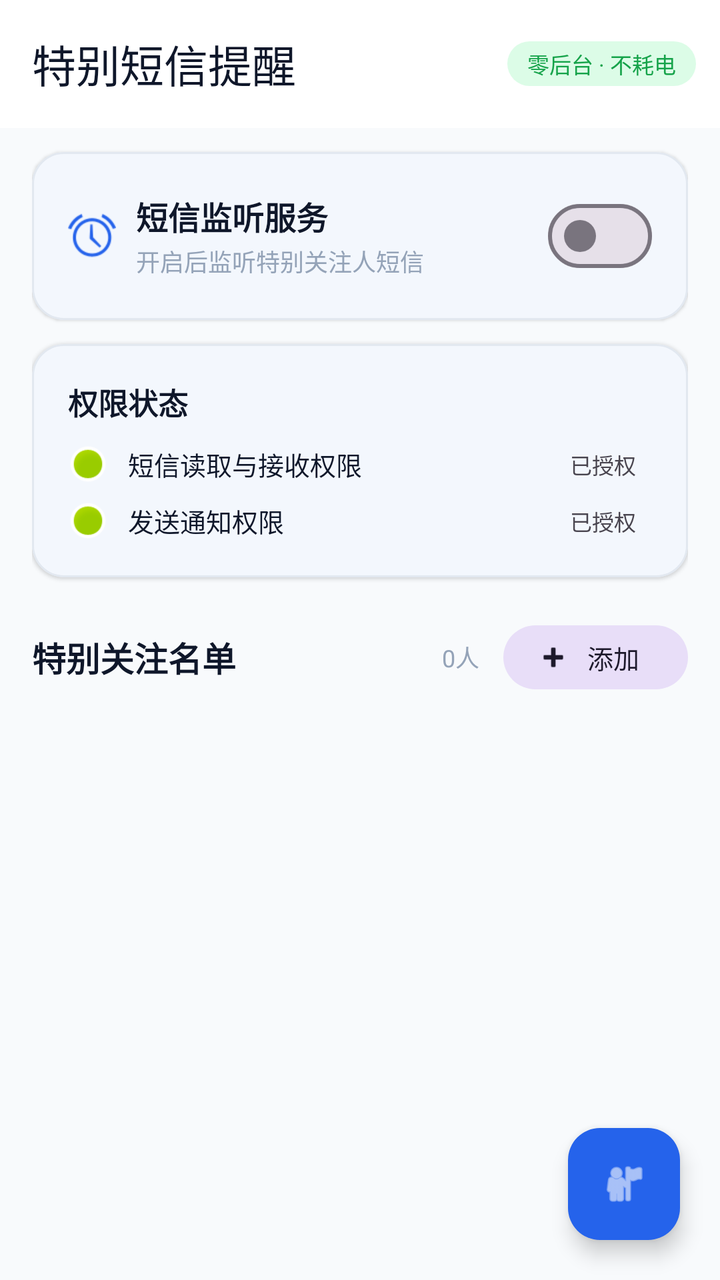
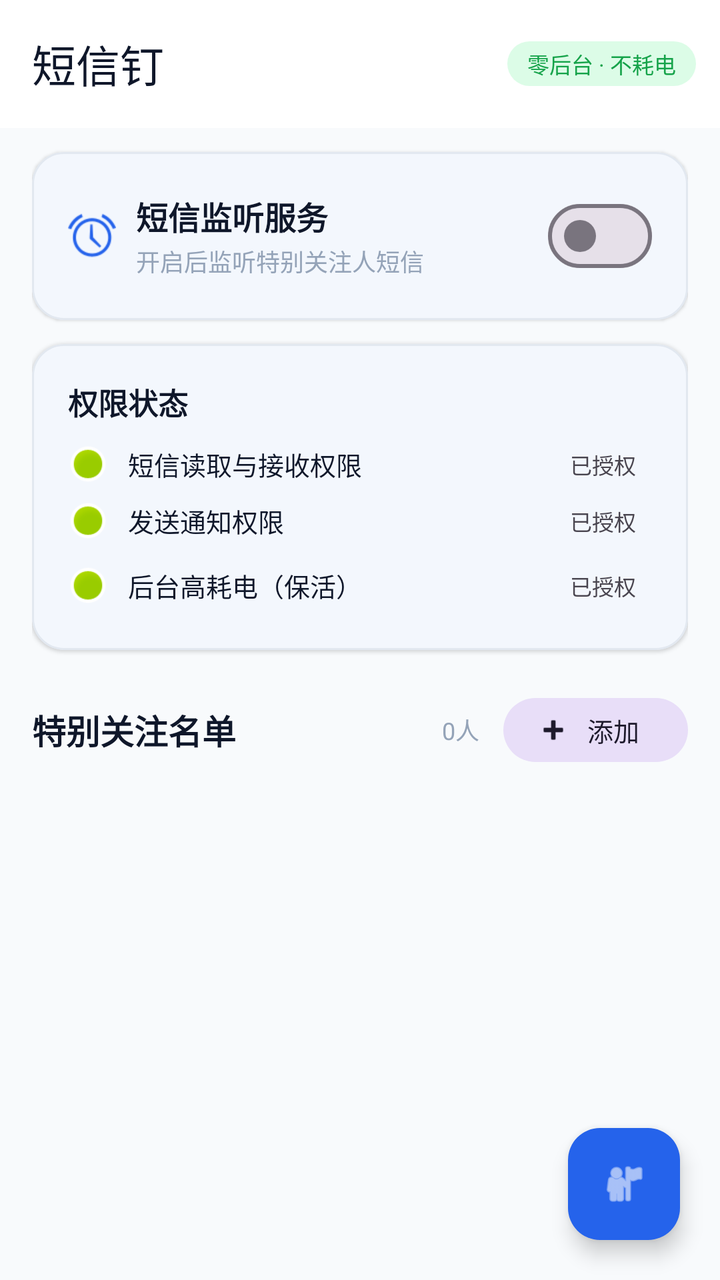

An Android layout rendered at two revisions. The XML below is the earlier revision; the diff shows what the commit changed to produce the second picture.
<!-- AndroidManifest.xml: application theme Theme.SmsAlertTool -->
<!-- res/layout/activity_main.xml -->
<?xml version="1.0" encoding="utf-8"?>
<androidx.coordinatorlayout.widget.CoordinatorLayout xmlns:android="http://schemas.android.com/apk/res/android"
    xmlns:app="http://schemas.android.com/apk/res-auto"
    xmlns:tools="http://schemas.android.com/tools"
    android:id="@+id/rootLayout"
    android:layout_width="match_parent"
    android:layout_height="match_parent"
    android:background="@color/bg_light"
    android:fitsSystemWindows="true">

    <com.google.android.material.appbar.AppBarLayout
        android:layout_width="match_parent"
        android:layout_height="wrap_content"
        android:fitsSystemWindows="true"
        app:elevation="0dp">

        <com.google.android.material.appbar.MaterialToolbar
            android:id="@+id/toolbar"
            android:layout_width="match_parent"
            android:layout_height="?attr/actionBarSize"
            android:paddingHorizontal="8dp"
            app:title="特别短信提醒"
            app:titleTextAppearance="@style/TextAppearance.Material3.TitleLarge"
            app:titleTextColor="@color/text_main">

            <TextView
                android:layout_width="wrap_content"
                android:layout_height="wrap_content"
                android:layout_gravity="end"
                android:text="零后台 · 不耗电"
                android:textSize="11sp"
                android:textColor="@color/success"
                android:background="@drawable/bg_chip_success"
                android:paddingHorizontal="10dp"
                android:paddingVertical="3dp"
                android:layout_marginEnd="4dp" />

        </com.google.android.material.appbar.MaterialToolbar>
    </com.google.android.material.appbar.AppBarLayout>

    <androidx.core.widget.NestedScrollView
        android:layout_width="match_parent"
        android:layout_height="match_parent"
        android:clipToPadding="false"
        android:paddingBottom="16dp"
        app:layout_behavior="@string/appbar_scrolling_view_behavior">

        <LinearLayout
            android:layout_width="match_parent"
            android:layout_height="wrap_content"
            android:orientation="vertical"
            android:paddingHorizontal="16dp">

            
            <com.google.android.material.card.MaterialCardView
                android:id="@+id/cardStatus"
                android:layout_width="match_parent"
                android:layout_height="wrap_content"
                android:layout_marginTop="12dp"
                app:cardCornerRadius="16dp"
                app:cardElevation="1dp"
                app:strokeWidth="1dp"
                app:strokeColor="@color/divider">

                <LinearLayout
                    android:layout_width="match_parent"
                    android:layout_height="wrap_content"
                    android:orientation="vertical"
                    android:padding="18dp">

                    
                    <LinearLayout
                        android:layout_width="match_parent"
                        android:layout_height="wrap_content"
                        android:orientation="horizontal"
                        android:gravity="center_vertical">

                        <ImageView
                            android:layout_width="24dp"
                            android:layout_height="24dp"
                            android:src="@android:drawable/ic_lock_idle_alarm"
                            app:tint="@color/primary"
                            android:layout_marginEnd="10dp" />

                        <LinearLayout
                            android:layout_width="0dp"
                            android:layout_height="wrap_content"
                            android:layout_weight="1"
                            android:orientation="vertical">

                            <TextView
                                android:id="@+id/tvStatusLabel"
                                android:layout_width="wrap_content"
                                android:layout_height="wrap_content"
                                android:text="短信监听服务"
                                android:textSize="16sp"
                                android:textStyle="bold"
                                android:textColor="@color/text_main" />

                            <TextView
                                android:id="@+id/tvStatusDesc"
                                android:layout_width="wrap_content"
                                android:layout_height="wrap_content"
                                android:text="开启后监听特别关注人短信"
                                android:textSize="12sp"
                                android:textColor="@color/text_muted"
                                android:layout_marginTop="2dp" />

                        </LinearLayout>

                        <com.google.android.material.materialswitch.MaterialSwitch
                            android:id="@+id/switchListener"
                            android:layout_width="wrap_content"
                            android:layout_height="wrap_content" />
                    </LinearLayout>

                    
                    <LinearLayout
                        android:id="@+id/layoutSubSwitches"
                        android:layout_width="match_parent"
                        android:layout_height="wrap_content"
                        android:orientation="vertical"
                        android:visibility="gone"
                        android:layout_marginTop="14dp"
                        android:padding="12dp"
                        android:background="@drawable/bg_sub_switch_container">

                        <LinearLayout
                            android:layout_width="match_parent"
                            android:layout_height="wrap_content"
                            android:orientation="horizontal"
                            android:gravity="center_vertical">

                            <ImageView
                                android:layout_width="18dp"
                                android:layout_height="18dp"
                                android:src="@android:drawable/ic_popup_reminder"
                                app:tint="@color/primary"
                                android:layout_marginEnd="8dp" />

                            <TextView
                                android:layout_width="0dp"
                                android:layout_height="wrap_content"
                                android:layout_weight="1"
                                android:text="即时广播提醒"
                                android:textSize="14sp"
                                android:textColor="@color/text_main" />

                            <TextView
                                android:layout_width="wrap_content"
                                android:layout_height="wrap_content"
                                android:text="实时"
                                android:textSize="10sp"
                                android:textColor="@color/primary"
                                android:background="@color/primary_container"
                                android:paddingHorizontal="6dp"
                                android:paddingVertical="1dp"
                                android:layout_marginEnd="8dp" />

                            <com.google.android.material.materialswitch.MaterialSwitch
                                android:id="@+id/switchBroadcast"
                                android:layout_width="wrap_content"
                                android:layout_height="wrap_content"
                                android:scaleX="0.85"
                                android:scaleY="0.85" />
                        </LinearLayout>

                        <View
                            android:layout_width="match_parent"
                            android:layout_height="1dp"
                            android:background="@color/divider"
                            android:layout_marginVertical="10dp" />

                        <LinearLayout
                            android:layout_width="match_parent"
                            android:layout_height="wrap_content"
                            android:orientation="horizontal"
                            android:gravity="center_vertical">

                            <ImageView
                                android:layout_width="18dp"
                                android:layout_height="18dp"
                                android:src="@android:drawable/ic_menu_recent_history"
                                app:tint="@color/primary"
                                android:layout_marginEnd="8dp" />

                            <TextView
                                android:layout_width="0dp"
                                android:layout_height="wrap_content"
                                android:layout_weight="1"
                                android:text="定时扫描补漏"
                                android:textSize="14sp"
                                android:textColor="@color/text_main" />

                            <TextView
                                android:layout_width="wrap_content"
                                android:layout_height="wrap_content"
                                android:text="1~3分钟"
                                android:textSize="10sp"
                                android:textColor="@color/text_muted"
                                android:background="@color/bg_surface_variant"
                                android:paddingHorizontal="6dp"
                                android:paddingVertical="1dp"
                                android:layout_marginEnd="8dp" />

                            <com.google.android.material.materialswitch.MaterialSwitch
                                android:id="@+id/switchScan"
                                android:layout_width="wrap_content"
                                android:layout_height="wrap_content"
                                android:scaleX="0.85"
                                android:scaleY="0.85" />
                        </LinearLayout>

                    </LinearLayout>

                </LinearLayout>
            </com.google.android.material.card.MaterialCardView>

            
            <com.google.android.material.card.MaterialCardView
                android:id="@+id/cardPermissions"
                android:layout_width="match_parent"
                android:layout_height="wrap_content"
                android:layout_marginTop="12dp"
                app:cardCornerRadius="16dp"
                app:cardElevation="1dp"
                app:strokeWidth="1dp"
                app:strokeColor="@color/divider">

                <LinearLayout
                    android:layout_width="match_parent"
                    android:layout_height="wrap_content"
                    android:orientation="vertical"
                    android:padding="18dp">

                    <TextView
                        android:id="@+id/tvPermissionTitle"
                        android:layout_width="wrap_content"
                        android:layout_height="wrap_content"
                        android:text="权限状态"
                        android:textSize="15sp"
                        android:textStyle="bold"
                        android:textColor="@color/text_main" />

                    
                    <LinearLayout
                        android:layout_width="match_parent"
                        android:layout_height="wrap_content"
                        android:orientation="horizontal"
                        android:gravity="center_vertical"
                        android:layout_marginTop="10dp">

                        <ImageView
                            android:id="@+id/ivSmsStatus"
                            android:layout_width="20dp"
                            android:layout_height="20dp"
                            android:src="@android:drawable/presence_online"
                            android:layout_marginEnd="10dp" />

                        <TextView
                            android:id="@+id/tvPermissionSms"
                            android:layout_width="0dp"
                            android:layout_height="wrap_content"
                            android:layout_weight="1"
                            android:text="短信读取与接收权限"
                            android:textSize="13sp"
                            android:textColor="@color/text_main" />

                        <TextView
                            android:id="@+id/chipSmsStatus"
                            android:layout_width="wrap_content"
                            android:layout_height="wrap_content"
                            android:text="已授权"
                            android:textSize="11sp"
                            android:paddingHorizontal="8dp"
                            android:paddingVertical="2dp" />
                    </LinearLayout>

                    
                    <LinearLayout
                        android:layout_width="match_parent"
                        android:layout_height="wrap_content"
                        android:orientation="horizontal"
                        android:gravity="center_vertical"
                        android:layout_marginTop="8dp">

                        <ImageView
                            android:id="@+id/ivNotifyStatus"
                            android:layout_width="20dp"
                            android:layout_height="20dp"
                            android:src="@android:drawable/presence_online"
                            android:layout_marginEnd="10dp" />

                        <TextView
                            android:id="@+id/tvPermissionNotification"
                            android:layout_width="0dp"
                            android:layout_height="wrap_content"
                            android:layout_weight="1"
                            android:text="发送通知权限"
                            android:textSize="13sp"
                            android:textColor="@color/text_main" />

                        <TextView
                            android:id="@+id/chipNotifyStatus"
                            android:layout_width="wrap_content"
                            android:layout_height="wrap_content"
                            android:text="已授权"
                            android:textSize="11sp"
                            android:paddingHorizontal="8dp"
                            android:paddingVertical="2dp" />
                    </LinearLayout>

                </LinearLayout>
            </com.google.android.material.card.MaterialCardView>

            
            <LinearLayout
                android:layout_width="match_parent"
                android:layout_height="wrap_content"
                android:orientation="horizontal"
                android:gravity="center_vertical"
                android:layout_marginTop="20dp"
                android:layout_marginBottom="4dp">

                <TextView
                    android:id="@+id/tvContactsTitle"
                    android:layout_width="0dp"
                    android:layout_height="wrap_content"
                    android:layout_weight="1"
                    android:text="特别关注名单"
                    android:textSize="17sp"
                    android:textStyle="bold"
                    android:textColor="@color/text_main" />

                <TextView
                    android:id="@+id/tvContactCount"
                    android:layout_width="wrap_content"
                    android:layout_height="wrap_content"
                    android:text="0人"
                    android:textSize="12sp"
                    android:textColor="@color/text_muted"
                    android:layout_marginEnd="12dp" />

                <com.google.android.material.button.MaterialButton
                    android:id="@+id/btnAddContact"
                    style="@style/Widget.Material3.Button.TonalButton.Icon"
                    android:layout_width="wrap_content"
                    android:layout_height="40dp"
                    android:text="添加"
                    app:icon="@android:drawable/ic_input_add"
                    app:iconSize="18dp"
                    android:textSize="13sp" />

            </LinearLayout>

            
            <androidx.recyclerview.widget.RecyclerView
                android:id="@+id/rvContacts"
                android:layout_width="match_parent"
                android:layout_height="wrap_content"
                android:nestedScrollingEnabled="false"
                tools:listitem="@layout/item_special_contact" />

            <TextView
                android:id="@+id/tvNoContacts"
                android:layout_width="match_parent"
                android:layout_height="wrap_content"
                android:text="暂无特别关注联系人\n点击右上角「添加」按钮导入"
                android:textSize="14sp"
                android:textColor="@color/text_muted"
                android:gravity="center"
                android:paddingVertical="32dp"
                android:lineSpacingExtra="4dp"
                android:visibility="gone" />

        </LinearLayout>
    </androidx.core.widget.NestedScrollView>

    
    <com.google.android.material.floatingactionbutton.FloatingActionButton
        android:id="@+id/btnImportContact"
        android:layout_width="wrap_content"
        android:layout_height="wrap_content"
        android:layout_gravity="bottom|end"
        android:layout_margin="20dp"
        android:contentDescription="从通讯录导入"
        app:srcCompat="@android:drawable/ic_menu_myplaces"
        app:tint="@color/text_on_primary"
        app:backgroundTint="@color/primary"
        app:fabSize="normal" />

</androidx.coordinatorlayout.widget.CoordinatorLayout>
<!-- res/layout/item_special_contact.xml (included above) -->
<?xml version="1.0" encoding="utf-8"?>
<androidx.cardview.widget.CardView xmlns:android="http://schemas.android.com/apk/res/android"
    xmlns:app="http://schemas.android.com/apk/res-auto"
    android:layout_width="match_parent"
    android:layout_height="wrap_content"
    android:layout_marginHorizontal="16dp"
    android:layout_marginVertical="4dp"
    app:cardCornerRadius="12dp"
    app:cardElevation="1dp"
    app:cardBackgroundColor="@color/bg_surface"
    app:strokeWidth="1dp"
    app:strokeColor="@color/divider">

    <androidx.constraintlayout.widget.ConstraintLayout
        android:layout_width="match_parent"
        android:layout_height="wrap_content"
        android:padding="14dp">

        
        <TextView
            android:id="@+id/tvAvatar"
            android:layout_width="44dp"
            android:layout_height="44dp"
            android:gravity="center"
            android:text="张"
            android:textSize="18sp"
            android:textStyle="bold"
            android:textColor="@color/primary"
            android:background="@drawable/bg_avatar_circle"
            app:layout_constraintTop_toTopOf="parent"
            app:layout_constraintStart_toStartOf="parent" />

        
        <TextView
            android:id="@+id/tvContactName"
            android:layout_width="wrap_content"
            android:layout_height="wrap_content"
            android:text="张三"
            android:textSize="16sp"
            android:textStyle="bold"
            android:textColor="@color/text_main"
            android:layout_marginStart="12dp"
            app:layout_constraintTop_toTopOf="@id/tvAvatar"
            app:layout_constraintStart_toEndOf="@id/tvAvatar" />

        
        <TextView
            android:id="@+id/tvContactPhone"
            android:layout_width="wrap_content"
            android:layout_height="wrap_content"
            android:text="13800138000"
            android:textSize="13sp"
            android:textColor="@color/text_secondary"
            android:layout_marginStart="12dp"
            app:layout_constraintTop_toBottomOf="@id/tvContactName"
            app:layout_constraintStart_toEndOf="@id/tvAvatar" />

        
        <TextView
            android:id="@+id/tvRingtoneDesc"
            android:layout_width="wrap_content"
            android:layout_height="wrap_content"
            android:text="闹钟音 · 30秒"
            android:textSize="11sp"
            android:textColor="@color/text_muted"
            android:layout_marginTop="6dp"
            app:layout_constraintTop_toBottomOf="@id/tvAvatar"
            app:layout_constraintStart_toStartOf="@id/tvAvatar" />

        
        <ImageButton
            android:id="@+id/btnDelete"
            android:layout_width="40dp"
            android:layout_height="40dp"
            android:background="?attr/selectableItemBackgroundBorderless"
            android:src="@android:drawable/ic_menu_delete"
            android:contentDescription="删除"
            app:tint="@color/text_muted"
            app:layout_constraintTop_toTopOf="parent"
            app:layout_constraintBottom_toBottomOf="parent"
            app:layout_constraintEnd_toEndOf="parent" />

    </androidx.constraintlayout.widget.ConstraintLayout>
</androidx.cardview.widget.CardView>
<!-- resources referenced by this layout -->
<resources>
  <color name="bg_light">#FFF8FAFC</color>
  <color name="bg_surface">#FFFFFFFF</color>
  <color name="bg_surface_variant">#FFF1F5F9</color>
  <color name="divider">#FFE2E8F0</color>
  <color name="primary">#FF2563EB</color>
  <color name="primary_container">#FFEFF6FF</color>
  <color name="success">#FF16A34A</color>
  <color name="text_main">#FF0F172A</color>
  <color name="text_muted">#FF94A3B8</color>
  <color name="text_on_primary">#FFFFFFFF</color>
  <color name="text_secondary">#FF475569</color>
  <!-- drawable bg_avatar_circle (drawable) -->
  <?xml version="1.0" encoding="utf-8"?>
  <shape xmlns:android="http://schemas.android.com/apk/res/android"
      android:shape="oval">
      <solid android:color="@color/primary_light" />
  </shape>
  <!-- drawable bg_chip_success (drawable) -->
  <?xml version="1.0" encoding="utf-8"?>
  <shape xmlns:android="http://schemas.android.com/apk/res/android">
      <solid android:color="@color/success_bg" />
      <corners android:radius="20dp" />
  </shape>
  <!-- drawable bg_sub_switch_container (drawable) -->
  <?xml version="1.0" encoding="utf-8"?>
  <shape xmlns:android="http://schemas.android.com/apk/res/android">
      <solid android:color="@color/bg_surface_variant" />
      <corners android:radius="12dp" />
  </shape>
  <style name="Theme.SmsAlertTool" parent="Theme.Material3.Light.NoActionBar">
          
          <item name="colorPrimary">@color/primary</item>
          <item name="colorOnPrimary">@color/text_on_primary</item>
          <item name="colorPrimaryContainer">@color/primary_container</item>
          <item name="colorOnPrimaryContainer">@color/primary_dark</item>
          <item name="colorSurface">@color/bg_surface</item>
          <item name="colorOnSurface">@color/text_main</item>
          <item name="colorSurfaceVariant">@color/bg_surface_variant</item>
          <item name="colorOnSurfaceVariant">@color/text_secondary</item>
          <item name="android:windowBackground">@color/bg_light</item>
  
          
          <item name="android:statusBarColor">@android:color/transparent</item>
          <item name="android:navigationBarColor">@android:color/transparent</item>
          <item name="android:windowLightStatusBar">true</item>
          <item name="android:windowLightNavigationBar">true</item>
  
          
          <item name="android:windowLayoutInDisplayCutoutMode">shortEdges</item>
      </style>
  <color name="primary_light">#FFDBEAFE</color>
  <color name="success_bg">#FFDCFCE7</color>
  <color name="primary_dark">#FF1D4ED8</color>
</resources>

<!-- the commit's change to res/layout/activity_main.xml (unified diff, before → after) -->
@@ -19,7 +19,7 @@
             android:layout_width="match_parent"
             android:layout_height="?attr/actionBarSize"
             android:paddingHorizontal="8dp"
-            app:title="特别短信提醒"
+            app:title="短信钉"
             app:titleTextAppearance="@style/TextAppearance.Material3.TitleLarge"
             app:titleTextColor="@color/text_main">
 
@@ -302,6 +302,45 @@
 
                         <TextView
                             android:id="@+id/chipNotifyStatus"
+                            android:layout_width="wrap_content"
+                            android:layout_height="wrap_content"
+                            android:text="已授权"
+                            android:textSize="11sp"
+                            android:paddingHorizontal="8dp"
+                            android:paddingVertical="2dp" />
+                    </LinearLayout>
+
+                    
+                    <LinearLayout
+                        android:id="@+id/layoutBatteryOpt"
+                        android:layout_width="match_parent"
+                        android:layout_height="wrap_content"
+                        android:orientation="horizontal"
+                        android:gravity="center_vertical"
+                        android:layout_marginTop="8dp"
+                        android:background="?attr/selectableItemBackground"
+                        android:clickable="true"
+                        android:focusable="true"
+                        android:paddingVertical="4dp">
+
+                        <ImageView
+                            android:id="@+id/ivBatteryStatus"
+                            android:layout_width="20dp"
+                            android:layout_height="20dp"
+                            android:src="@android:drawable/presence_online"
+                            android:layout_marginEnd="10dp" />
+
+                        <TextView
+                            android:id="@+id/tvPermissionBattery"
+                            android:layout_width="0dp"
+                            android:layout_height="wrap_content"
+                            android:layout_weight="1"
+                            android:text="后台高耗电（保活）"
+                            android:textSize="13sp"
+                            android:textColor="@color/text_main" />
+
+                        <TextView
+                            android:id="@+id/chipBatteryStatus"
                             android:layout_width="wrap_content"
                             android:layout_height="wrap_content"
                             android:text="已授权"
